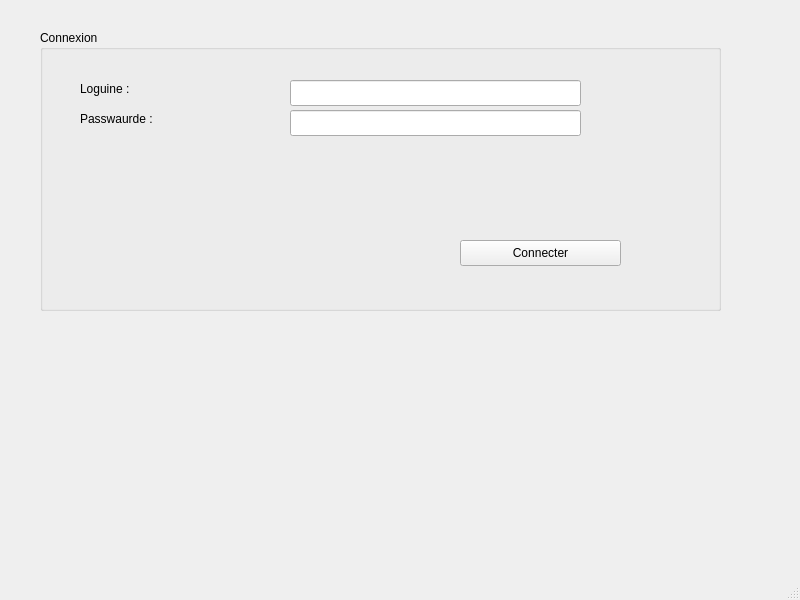
Wiibleyde/CPP-POO-Project, file projet/mainwindow.ui: the form before one commit.
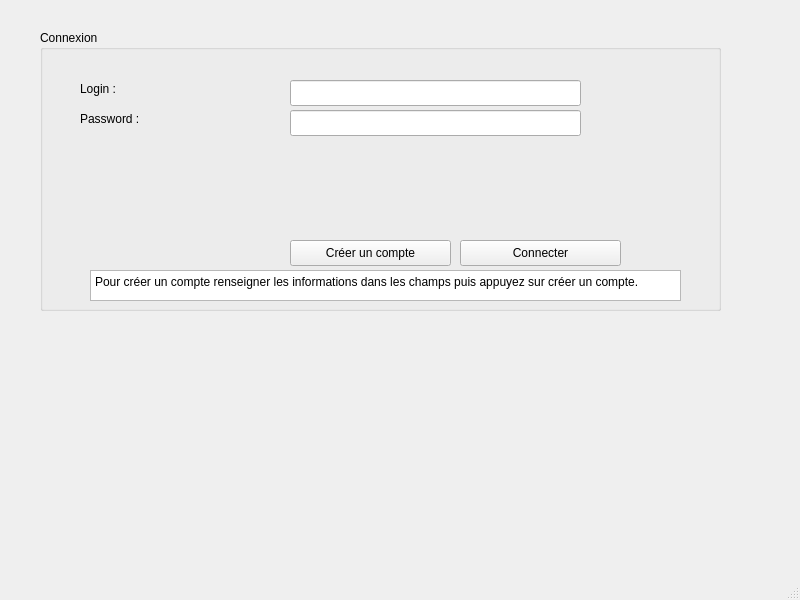
The form after the commit.

Diff of the .ui file:
```diff
--- a/projet/mainwindow.ui
+++ b/projet/mainwindow.ui
@@ -55,7 +55,7 @@
       </rect>
      </property>
      <property name="text">
-      <string>Loguine :</string>
+      <string>Login :</string>
      </property>
     </widget>
     <widget class="QLabel" name="label_2">
@@ -68,7 +68,7 @@
       </rect>
      </property>
      <property name="text">
-      <string>Passwaurde :</string>
+      <string>Password :</string>
      </property>
     </widget>
     <widget class="QLineEdit" name="le_login">
@@ -104,6 +104,37 @@
       <string>Connecter</string>
      </property>
     </widget>
+    <widget class="QPushButton" name="pb_create">
+     <property name="geometry">
+      <rect>
+       <x>250</x>
+       <y>210</y>
+       <width>161</width>
+       <height>26</height>
+      </rect>
+     </property>
+     <property name="text">
+      <string>Créer un compte</string>
+     </property>
+    </widget>
+    <widget class="QTextEdit" name="textInfoCreate">
+     <property name="geometry">
+      <rect>
+       <x>50</x>
+       <y>240</y>
+       <width>591</width>
+       <height>31</height>
+      </rect>
+     </property>
+     <property name="html">
+      <string>&lt;!DOCTYPE HTML PUBLIC &quot;-//W3C//DTD HTML 4.0//EN&quot; &quot;http://www.w3.org/TR/REC-html40/strict.dtd&quot;&gt;
+&lt;html&gt;&lt;head&gt;&lt;meta name=&quot;qrichtext&quot; content=&quot;1&quot; /&gt;&lt;meta charset=&quot;utf-8&quot; /&gt;&lt;style type=&quot;text/css&quot;&gt;
+p, li { white-space: pre-wrap; }
+hr { height: 1px; border-width: 0; }
+&lt;/style&gt;&lt;/head&gt;&lt;body style=&quot; font-family:'Sans Serif'; font-size:9pt; font-weight:400; font-style:normal;&quot;&gt;
+&lt;p style=&quot; margin-top:0px; margin-bottom:0px; margin-left:0px; margin-right:0px; -qt-block-indent:0; text-indent:0px;&quot;&gt;Pour créer un compte renseigner les informations dans les champs puis appuyez sur créer un compte.&lt;/p&gt;&lt;/body&gt;&lt;/html&gt;</string>
+     </property>
+    </widget>
    </widget>
   </widget>
   <widget class="QMenuBar" name="menubar">
```
Left out of the diff: 2 changed lines with no effect on the pictures.
